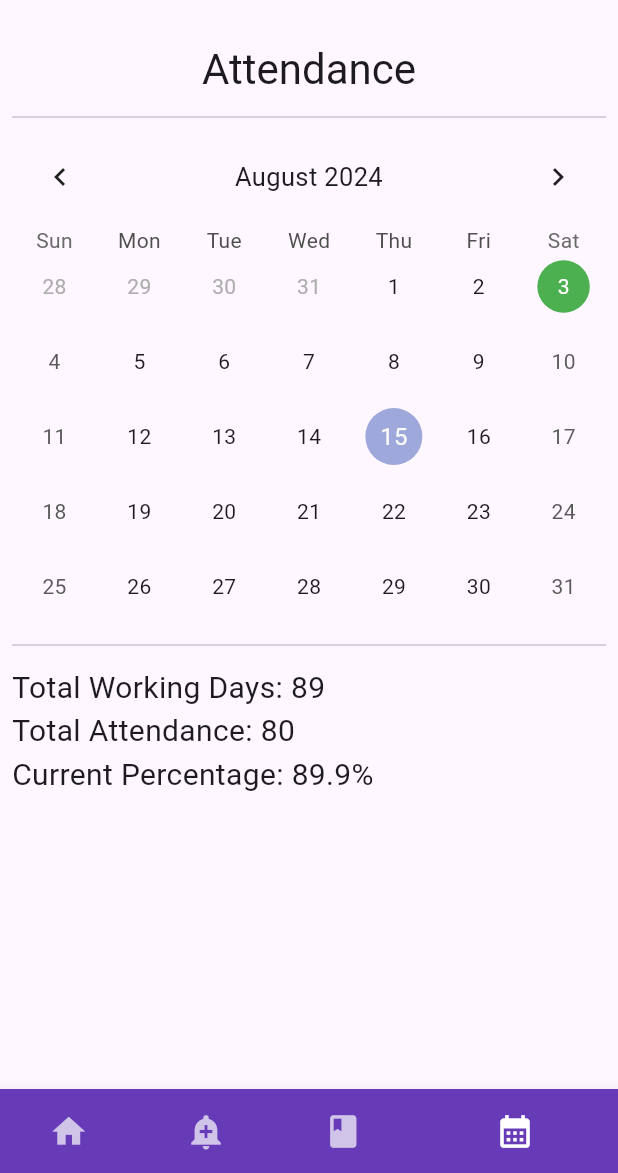
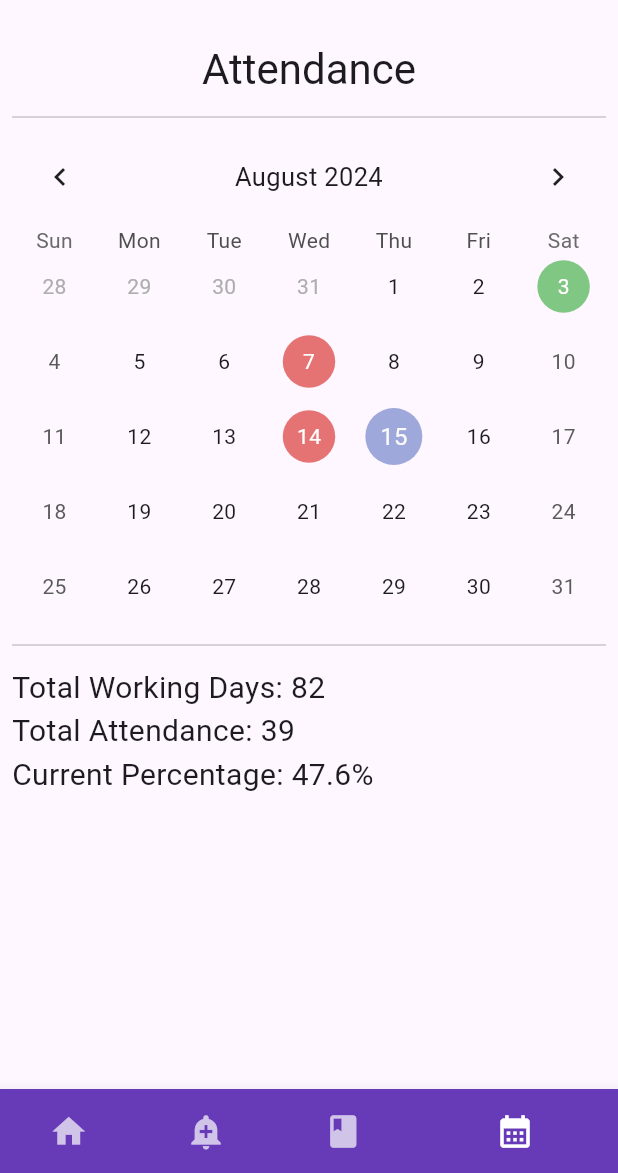
Before and after one commit to LazyyVenom/School_Manager, a Flutter app: the screen it shows after launch, item 4 of the bottom bar chosen, on a phone screen of 412 x 824 dp, the part 63-1236 px from its top. Run offline on Flutter 3.47's test engine with Material 3 defaults, Android fonts, the phone set to English and light mode, and no system bars; drawn by our look-alikes of table_calendar.

Commit message:
Added Lower text dynamic

```diff
--- a/lib/attendance_page.dart
+++ b/lib/attendance_page.dart
@@ -20,7 +20,7 @@ class _AttendancePageState extends State<AttendancePage> {
   }
 
   void _generateRandomAttendance() {
-    DateTime firstDay = DateTime.utc(2023, 1, 1);
+    DateTime firstDay = DateTime.utc(2024, 1, 1);
     DateTime lastDay = DateTime.now();
     Random random = Random();
 
@@ -40,6 +40,12 @@ class _AttendancePageState extends State<AttendancePage> {
 
   @override
   Widget build(BuildContext context) {
+    int totalWorkingDays = totalAttendance.length;
+    int totalPresentDays = presentAttendance.length;
+    double attendancePercentage = totalWorkingDays > 0
+        ? (totalPresentDays / totalWorkingDays) * 100
+        : 0.0;
+
     return Padding(
       padding: const EdgeInsets.all(8.0),
       child: Column(
@@ -71,7 +77,7 @@ class _AttendancePageState extends State<AttendancePage> {
                   return Center(
                     child: Container(
                       decoration: BoxDecoration(
-                        color: isPresent ? Colors.green : Colors.red,
+                        color: isPresent ? Colors.green[300] : Colors.red[300],
                         shape: BoxShape.circle,
                       ),
                       width: 35,
@@ -91,10 +97,12 @@ class _AttendancePageState extends State<AttendancePage> {
           const SizedBox(height: 6),
           const Divider(),
           const SizedBox(height: 6),
-          const Text(
-            "Total Working Days: 89\nTotal Attendance: 80\nCurrent Percentage: 89.9%",
-            style: TextStyle(fontSize: 20),
-          )
+          Text(
+            "Total Working Days: $totalWorkingDays\n"
+            "Total Attendance: $totalPresentDays\n"
+            "Current Percentage: ${attendancePercentage.toStringAsFixed(1)}%",
+            style: const TextStyle(fontSize: 20),
+          ),
         ],
       ),
     );
```
